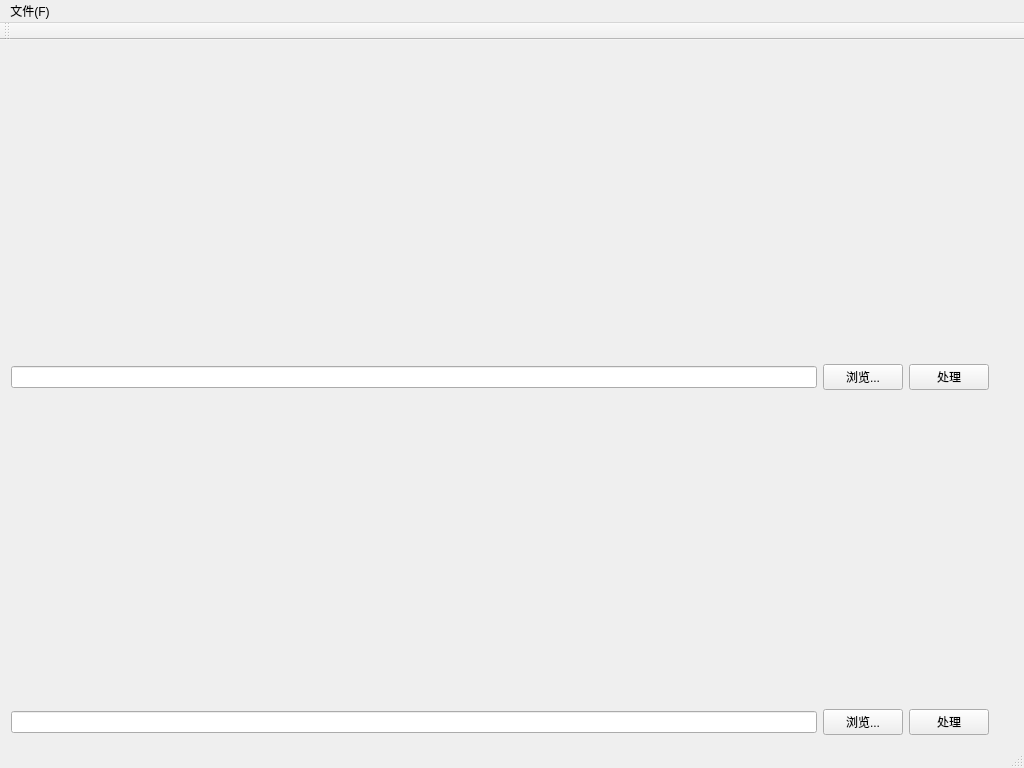
Old version of the form QPano3/QPano3.ui in the repository hotsauce1861/QPano.
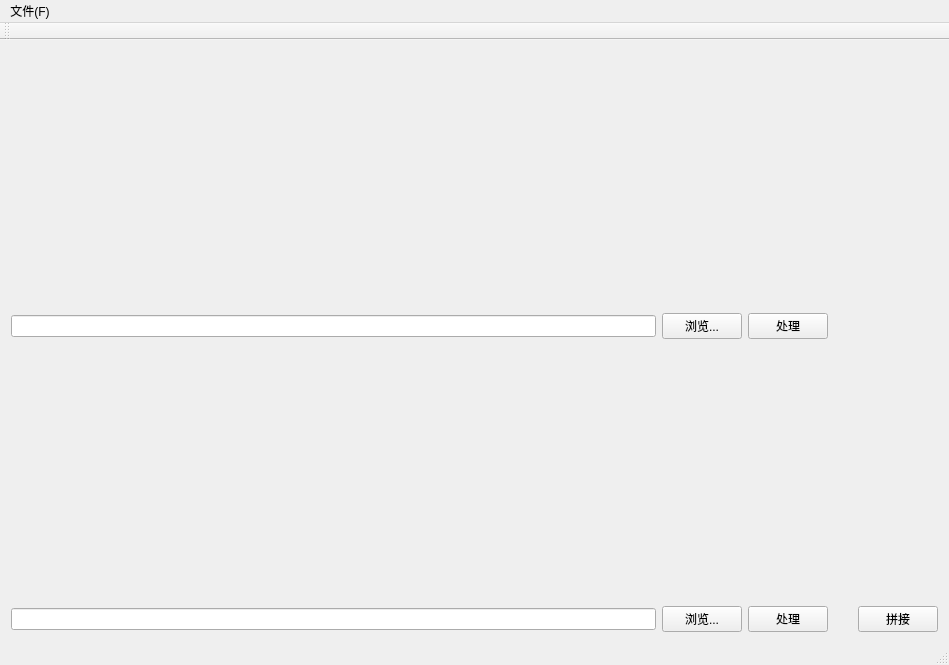
New version of the form.

```diff
--- a/QPano3/QPano3.ui
+++ b/QPano3/QPano3.ui
@@ -6,8 +6,8 @@
    <rect>
     <x>0</x>
     <y>0</y>
-    <width>1024</width>
-    <height>768</height>
+    <width>949</width>
+    <height>665</height>
    </rect>
   </property>
   <property name="windowTitle">
@@ -18,55 +18,52 @@
   </property>
   <widget class="QWidget" name="centralWidget">
    <layout class="QGridLayout" name="gridLayout">
-    <item row="1" column="2">
+    <item row="1" column="3">
      <widget class="QPushButton" name="pushButtonProcess01">
       <property name="text">
        <string>处理</string>
       </property>
      </widget>
     </item>
-    <item row="2" column="0">
-     <widget class="QLabel" name="labelImg02">
-      <property name="text">
-       <string/>
-      </property>
-     </widget>
-    </item>
-    <item row="1" column="0">
-     <widget class="QLineEdit" name="lineEditImagePath01"/>
-    </item>
     <item row="1" column="1">
+     <widget class="QLineEdit" name="lineEditImagePath01"/>
+    </item>
+    <item row="1" column="2">
      <widget class="QPushButton" name="pushButtonOpenImg01">
       <property name="text">
        <string>浏览...</string>
       </property>
      </widget>
     </item>
-    <item row="3" column="1">
-     <widget class="QPushButton" name="pushButtonOpenImg02">
-      <property name="text">
-       <string>浏览...</string>
-      </property>
-     </widget>
-    </item>
-    <item row="3" column="0">
-     <widget class="QLineEdit" name="lineEditImagePath02"/>
-    </item>
     <item row="3" column="2">
-     <widget class="QPushButton" name="pushButtonProcess02">
+     <widget class="QPushButton" name="pushButtonOpenImg02">
       <property name="text">
-       <string>处理</string>
+       <string>浏览...</string>
       </property>
      </widget>
     </item>
-    <item row="0" column="0">
+    <item row="2" column="1">
+     <widget class="QLabel" name="labelImg02">
+      <property name="text">
+       <string/>
+      </property>
+     </widget>
+    </item>
+    <item row="0" column="1">
      <widget class="QLabel" name="labelImg01">
       <property name="text">
        <string/>
       </property>
      </widget>
     </item>
-    <item row="0" column="1" colspan="6">
+    <item row="3" column="3">
+     <widget class="QPushButton" name="pushButtonProcess02">
+      <property name="text">
+       <string>处理</string>
+      </property>
+     </widget>
+    </item>
+    <item row="0" column="2" colspan="6">
      <widget class="QLabel" name="labelExImg01">
       <property name="enabled">
        <bool>true</bool>
@@ -76,13 +73,30 @@
       </property>
      </widget>
     </item>
-    <item row="2" column="1" colspan="6">
+    <item row="2" column="2" colspan="6">
      <widget class="QLabel" name="labelExImg02">
       <property name="text">
        <string/>
       </property>
      </widget>
     </item>
+    <item row="3" column="1">
+     <widget class="QLineEdit" name="lineEditImagePath02"/>
+    </item>
+    <item row="0" column="8" rowspan="3">
+     <widget class="QLabel" name="labelStitchImg">
+      <property name="text">
+       <string/>
+      </property>
+     </widget>
+    </item>
+    <item row="3" column="8">
+     <widget class="QPushButton" name="pushButtonStitch">
+      <property name="text">
+       <string>拼接</string>
+      </property>
+     </widget>
+    </item>
    </layout>
   </widget>
   <widget class="QMenuBar" name="menuBar">
@@ -90,7 +104,7 @@
     <rect>
      <x>0</x>
      <y>0</y>
-     <width>1024</width>
+     <width>949</width>
      <height>23</height>
     </rect>
    </property>
```
Left out of the diff: 33 changed lines with no effect on the pictures.
